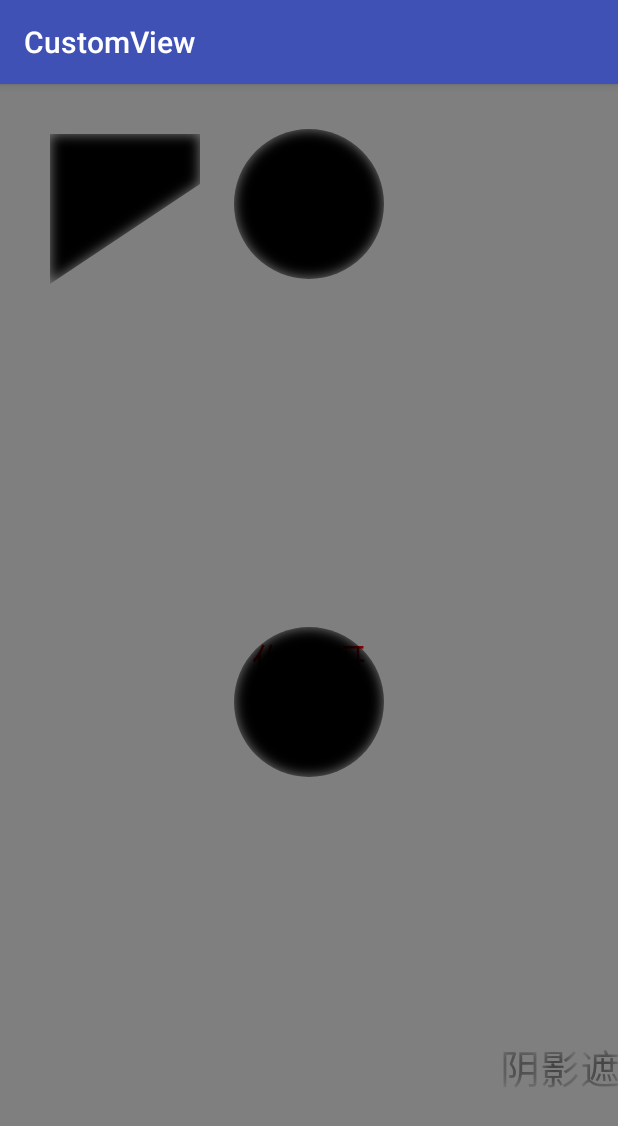
After one commit to vampire184/CustomView, an Android app: the GuideActivity screen opened directly, with no data from a screen before it, on a phone screen of 412 x 824 dp. The commit adds this screen. Shown: the top 1126 px of the screen. Run offline under Robolectric (Android 15) with nearby library versions, the phone set to English and light mode, and no system bars; libraries missing offline, so code that uses them is left out: android.support.v7; Roboto replaces fonts that are not available here.

Commit message:
镂空demo

```diff
--- a/app/src/main/AndroidManifest.xml
+++ b/app/src/main/AndroidManifest.xml
@@ -17,7 +17,8 @@
                 <category android:name="android.intent.category.LAUNCHER" />
             </intent-filter>
         </activity>
-        <activity android:name=".LineActivity"></activity>
+        <activity android:name=".LineActivity" />
+        <activity android:name=".GuideActivity"></activity>
     </application>
 
 </manifest>
--- /dev/null
+++ b/app/src/main/java/com/yangzhenyu/customview/GuideActivity.java
@@ -0,0 +1,21 @@
+package com.yangzhenyu.customview;
+
+import android.support.v7.app.AppCompatActivity;
+import android.os.Bundle;
+import android.view.ViewGroup;
+import android.widget.RelativeLayout;
+
+public class GuideActivity extends AppCompatActivity {
+
+    private RelativeLayout rootView;
+
+    @Override
+    protected void onCreate(Bundle savedInstanceState) {
+        super.onCreate(savedInstanceState);
+        setContentView(R.layout.activity_guide);
+        rootView = (RelativeLayout) findViewById(R.id.root_view);
+
+        GuideView guideView = new GuideView(this);
+        rootView.addView(guideView);
+    }
+}
--- /dev/null
+++ b/app/src/main/java/com/yangzhenyu/customview/GuideView.java
@@ -0,0 +1,75 @@
+package com.yangzhenyu.customview;
+
+import android.content.Context;
+import android.graphics.BlurMaskFilter;
+import android.graphics.Canvas;
+import android.graphics.Color;
+import android.graphics.Paint;
+import android.graphics.Path;
+import android.graphics.PorterDuff;
+import android.graphics.PorterDuffXfermode;
+import android.support.annotation.Nullable;
+import android.util.AttributeSet;
+import android.util.DisplayMetrics;
+import android.util.Log;
+import android.view.View;
+import android.view.WindowManager;
+
+import tools.DensityUtil;
+
+public class GuideView extends View {
+
+    private Paint paint;
+    private int width;
+    private int height;
+    private Path path;
+    public GuideView(Context context) {
+        this(context,null);
+    }
+
+    public GuideView(Context context, @Nullable AttributeSet attrs) {
+        this(context, attrs,0);
+    }
+
+    public GuideView(Context context, @Nullable AttributeSet attrs, int defStyleAttr) {
+        super(context, attrs, defStyleAttr);
+        init(context);
+    }
+
+    private void init(Context context) {
+        setWillNotDraw(false);
+        paint = new Paint();
+        paint.setStrokeWidth(3);
+        paint.setAntiAlias(true);
+//        paint.setColor(Color.RED);
+        paint.setTextSize(40);
+//        paint.setStyle(Paint.Style.STROKE);
+        paint.setXfermode(new PorterDuffXfermode(PorterDuff.Mode.CLEAR));
+        WindowManager manager = (WindowManager) context.getSystemService(Context.WINDOW_SERVICE);
+        //这个方法已经被标注为过时的方法了，如果你的应用启用了硬件加速，你是看不到任何阴影效果的
+        paint.setMaskFilter(new BlurMaskFilter(10, BlurMaskFilter.Blur.INNER));
+        //关闭当前view的硬件加速
+//        setLayerType(LAYER_TYPE_SOFTWARE, null);
+        DisplayMetrics displayMetrics = new DisplayMetrics();
+        manager.getDefaultDisplay().getMetrics(displayMetrics);
+        width = displayMetrics.widthPixels;
+        height = displayMetrics.heightPixels;
+        Log.d("aaa","宽度："+width+" height:"+height);
+        path = new Path();
+        path.moveTo(50,50);
+        path.lineTo(50,200);
+        path.lineTo(200,100);
+        path.lineTo(200,50);
+        path.close();
+    }
+
+    @Override
+    protected void onDraw(Canvas canvas) {
+        super.onDraw(canvas);
+        canvas.drawColor(Color.parseColor("#80000000"));
+        canvas.drawPath(path,paint);
+        canvas.drawCircle(width/2,height/2, DensityUtil.dip2px(getContext(),50),paint);
+        canvas.drawCircle(width/2,DensityUtil.dip2px(getContext(),80), DensityUtil.dip2px(getContext(),50),paint);
+        canvas.drawText("阴影遮罩",500,1000,paint);
+    }
+}
--- a/app/src/main/java/com/yangzhenyu/customview/MainActivity.java
+++ b/app/src/main/java/com/yangzhenyu/customview/MainActivity.java
@@ -33,6 +33,7 @@ public class MainActivity extends AppCompatActivity implements View.OnClickListe
     private ImageView mIcon;
     private int mProgress=0;
     private Button mShowSecondView;
+    private Button mShowGuideView;
 
     @Override
     protected void onCreate(Bundle savedInstanceState) {
@@ -41,6 +42,8 @@ public class MainActivity extends AppCompatActivity implements View.OnClickListe
 
         mShowSecondView = (Button) findViewById(R.id.show_second_view);
         mShowSecondView.setOnClickListener(this);
+        mShowGuideView = (Button) findViewById(R.id.show_guide_view);
+        mShowGuideView.setOnClickListener(this);
         taiji_view = findViewById(R.id.taiji_view);
         mLeftLayout = (LinearLayout) findViewById(R.id.left_layout);
         mIcon = (ImageView) findViewById(R.id.icon);
@@ -121,6 +124,10 @@ public class MainActivity extends AppCompatActivity implements View.OnClickListe
                 Intent intent = new Intent(this,LineActivity.class);
                 startActivity(intent);
                 break;
+            case R.id.show_guide_view:
+                Intent guideIntent = new Intent(this,GuideActivity.class);
+                startActivity(guideIntent);
+                break;
             default:
                 break;
         }
--- /dev/null
+++ b/app/src/main/res/layout/activity_guide.xml
@@ -0,0 +1,20 @@
+<?xml version="1.0" encoding="utf-8"?>
+<RelativeLayout xmlns:android="http://schemas.android.com/apk/res/android"
+    xmlns:app="http://schemas.android.com/apk/res-auto"
+    xmlns:tools="http://schemas.android.com/tools"
+    android:id="@+id/root_view"
+    android:layout_width="match_parent"
+    android:layout_height="match_parent"
+    android:background="#ffffff">
+
+
+    <TextView
+        android:id="@+id/hello"
+        android:layout_width="wrap_content"
+        android:layout_height="wrap_content"
+        android:textColor="#ff0000"
+        android:textSize="25sp"
+        android:layout_centerInParent="true"
+        android:text="你好呀"/>
+
+</RelativeLayout>
--- a/app/src/main/res/layout/activity_main.xml
+++ b/app/src/main/res/layout/activity_main.xml
@@ -18,6 +18,11 @@
             android:layout_width="wrap_content"
             android:layout_height="wrap_content"
             android:text="显示lineView"/>
+        <Button
+            android:id="@+id/show_guide_view"
+            android:layout_width="wrap_content"
+            android:layout_height="wrap_content"
+            android:text="显示引导遮罩"/>
 
         <com.yangzhenyu.customview.TaijiView
             android:id="@+id/taiji_view"
```
